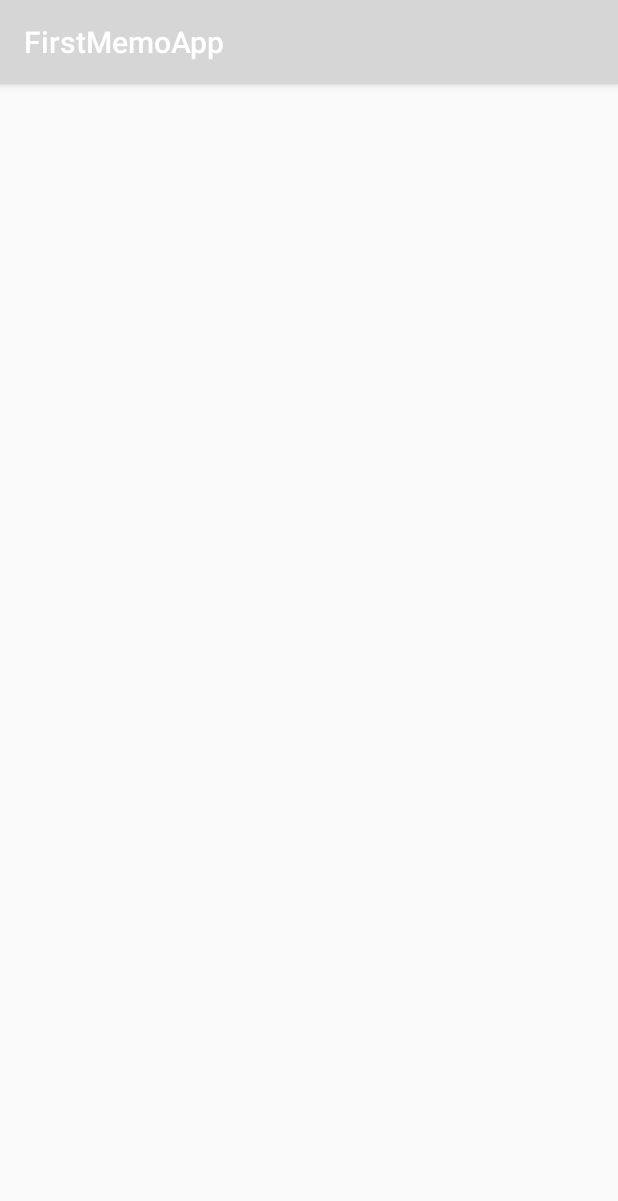
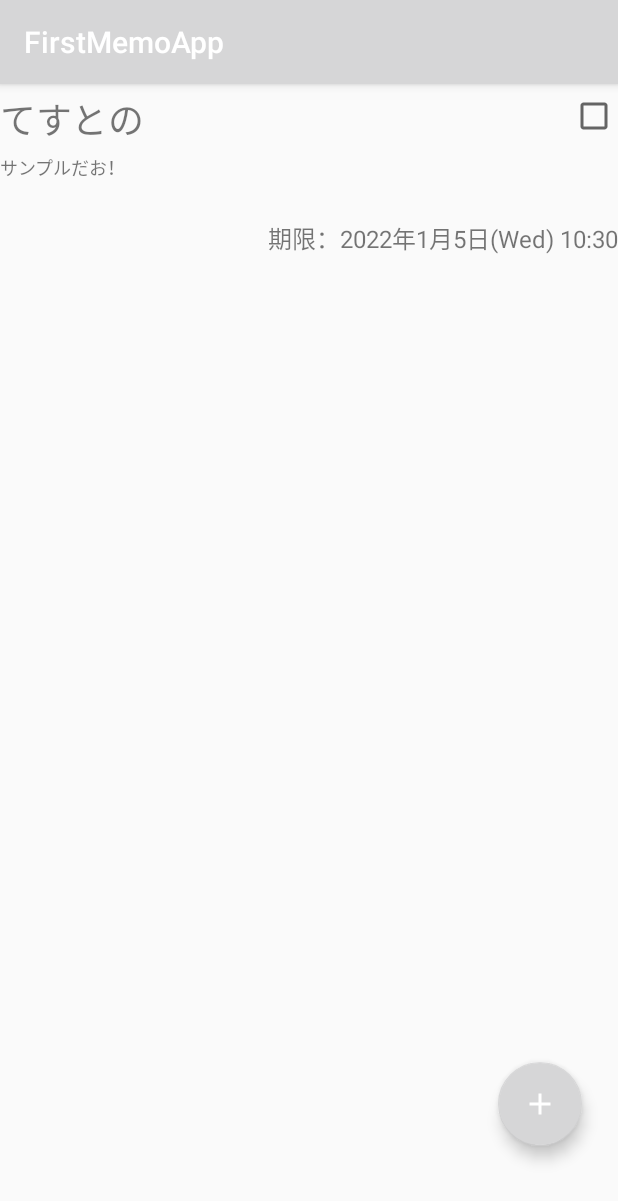
Before and after one commit to deco52/firstMemoApp, an Android app: the screen it shows after launch (MainActivity), on a phone screen of 412 x 824 dp. Shown: the top 1201 px of the screen. Run offline under Robolectric (Android 15) with nearby library versions, the phone set to English and light mode, and no system bars; our stand-ins replace AdMob, Room's generated code, data binding; 3 statements that could not run were skipped.

Commit message:
20220105
タスク新規追加画面の実装、動作確認まで完了
タイムピッカーの実装

次回TODO：
　- タスクの詳細確認＆編集画面を作る（上書き保存、削除、設定変更など）
　　-- 新規画面との変更点：ステータス操作ボタンの追加
　　-- 上書き保存、削除などの操作を「展開フローティングボタン」でできるようにしたい

　- 完了状況に応じてリスト上の見た目を変えるようにしたい（ソートもしたい）

　- (タイマーや時間によるステータスの変化の作成　これは12月以降  年末？　基本機能完成を目指す)

```diff
--- a/app/src/main/java/com/example/firstmemoapp/service/database/TaskRoomDatabase.kt
+++ b/app/src/main/java/com/example/firstmemoapp/service/database/TaskRoomDatabase.kt
@@ -31,17 +31,20 @@ abstract class TaskRoomDatabase : RoomDatabase() {
             super.onOpen(db)
 
             // タスクDBのレコードが0件ならばサンプルタスクを設定する（5分後）
-            INSTANCE?.let { database ->
-                scope.launch {
-                    Log.d("kinoshita", "insert sample: ")
-                    var taskDao = database.taskDao()
-                    var now = Timestamp(System.currentTimeMillis())
-                    var sampleTask = Task(0,"てすとの","サンプルだお！",
-                        0, 0, 2, 0,
-                        now,now,now)
-                    taskDao.insert(sampleTask)
-                }
-            }
+//            INSTANCE?.let { database ->
+//                scope.launch {
+//                    Log.d("kinoshita", "insert sample: ")
+//                    var taskDao = database.taskDao()
+//                    var listSize = taskDao.getAllTasks()
+//                    var now = Timestamp(System.currentTimeMillis())
+//                    var sampleTask = Task(0,"てすとの：${listSize + 1}","サンプルだお！",
+//                        0, 0, 2, 0,
+//                        now,now,now)
+//                    taskDao.insert(sampleTask)
+//                }
+//            }
+
+
         }
     }
 
--- a/app/src/main/java/com/example/firstmemoapp/view/adapter/TaskListAdapter.kt
+++ b/app/src/main/java/com/example/firstmemoapp/view/adapter/TaskListAdapter.kt
@@ -61,8 +61,9 @@ class TaskListAdapter internal constructor(
 
         holder.titleTextView.text = taskDataList[position].title
         holder.detailTextView.text = taskDataList[position].text
+        // TODO:後日多言語対応したい
         holder.periodDateTextView.text =
-            SimpleDateFormat("期限：yyyy/MM/dd HH:mm:ss").format(taskDataList[position].period_time)
+            SimpleDateFormat("期限：yyyy年M月d日(E) HH:mm").format(taskDataList[position].period_time)
         when (taskDataList[position].status) {
             // TODO:チェック状態をTaskクラスで定数で持ちたい
             1 -> holder.statusCheckBox.isChecked = true
--- a/app/src/main/java/com/example/firstmemoapp/view/ui/fragment/TopMemoListFragment.kt
+++ b/app/src/main/java/com/example/firstmemoapp/view/ui/fragment/TopMemoListFragment.kt
@@ -139,7 +139,6 @@ class TopMemoListFragment : Fragment() {
                 fragmentTransaction.replace(R.id.container, TaskMockFragment())
                 fragmentTransaction.commit()
             }
-
         }
     }
 }
--- a/app/src/main/java/com/example/firstmemoapp/view/ui/fragment/TopTaskListFragment.kt
+++ b/app/src/main/java/com/example/firstmemoapp/view/ui/fragment/TopTaskListFragment.kt
@@ -8,6 +8,7 @@ import androidx.core.os.bundleOf
 import androidx.databinding.DataBindingUtil
 import androidx.fragment.app.*
 import androidx.lifecycle.Observer
+import androidx.lifecycle.lifecycleScope
 import androidx.recyclerview.widget.LinearLayoutManager
 import com.example.firstmemoapp.R
 import com.example.firstmemoapp.databinding.FragmentTopTaskListBinding
@@ -15,6 +16,8 @@ import com.example.firstmemoapp.service.model.Task
 import com.example.firstmemoapp.view.adapter.TaskListAdapter
 import com.example.firstmemoapp.viewModel.TaskListViewModel
 import kotlinx.android.synthetic.main.fragment_top_task_list.*
+import kotlinx.coroutines.launch
+import java.sql.Timestamp
 
 
 class TopTaskListFragment : Fragment() {
@@ -37,33 +40,27 @@ class TopTaskListFragment : Fragment() {
     override fun onActivityCreated(savedInstanceState: Bundle?) {
         super.onActivityCreated(savedInstanceState)
 
-        //todo observeでrepositoryからリストを取得する形に修正する事
+        // 新規追加ボタン押下
+        binding.addButton.setOnClickListener {
+            val fragmentManager: FragmentManager? = parentFragmentManager
+            if (fragmentManager != null) {
+                val fragmentTransaction: FragmentTransaction = fragmentManager.beginTransaction()
+                fragmentTransaction.setCustomAnimations(
+                    android.R.anim.slide_in_left,
+                    android.R.anim.slide_out_right
+                )
+
+                fragmentTransaction.addToBackStack(null)
+                fragmentTransaction.replace(R.id.container, NewTaskFragment())
+                fragmentTransaction.commit()
+            }
+        }
+
+        // リストの諸々設定
         var adapter = TaskListAdapter(requireContext())
-//        var task: Task = Task(0, "testTitle", "testText", "2021-01-09")
-//        var task2: Task = Task(0, "testTitle2", "testText", "2021-01-09")
-//        var list: List<Task> = listOf(task, task2)
-
-        //todo 1: 起動時にデータを追加する処理（とりあえず入れる）
-//        var tmpTask = Task(0, "test1", "test1", "20211030")
-//        var tmpList: ArrayList<Task> = ArrayList<Task>(list)
-//        // 普通に呼べば更新できる
-//        tmpList.add(tmpTask)
-
-//        this.viewModel.insert(tmpTask)
-//        this.viewModel.showAll()
-//        if (this.viewModel.allTasks.value != null) {
-//            for (value in ArrayList<Task>()) {
-//                tmpList.add(value)
-//            }
-//        }
-
-        //todo 2:データを参照してリストに表示する処理
-
         adapter.setOnTaskListClickListener(
             object : TaskListAdapter.OnTaskListClickListener {
                 override fun onItemClick(task: Task) {
-//                    viewModel.deleteAll()
-
                     //遷移処理
                     val fragmentManager: FragmentManager? = parentFragmentManager
                     if (fragmentManager != null) {
@@ -73,13 +70,11 @@ class TopTaskListFragment : Fragment() {
                             android.R.anim.slide_in_left,
                             android.R.anim.slide_out_right
                         )
-
                         setFragmentResult(
                             "request_key", bundleOf(
                                 "select_task" to task
                             )
                         )
-
                         fragmentTransaction.addToBackStack(null)
                         fragmentTransaction.replace(R.id.container, EditMemoFragment())
                         fragmentTransaction.commit()
@@ -87,7 +82,6 @@ class TopTaskListFragment : Fragment() {
                 }
             }
         )
-
         adapter.setOnTaskListChangeListener(
             object : TaskListAdapter.OnTaskListChangeListener {
                 override fun onItemChange(task: Task, isChecked: Boolean) {
@@ -109,52 +103,25 @@ class TopTaskListFragment : Fragment() {
                 }
             }
         )
-
-
         // データベースを監視 ＞　中身を取得してリストに表示
         this.viewModel.taskDao.getAllTasks().observe(viewLifecycleOwner, Observer {
+            // リスト取得時に登録タスクが0件ならば、サンプルを挿入
+            if (it.isEmpty()) {
+                var now = Timestamp(System.currentTimeMillis())
+                var sampleTask = Task(
+                    0, "てすとの", "サンプルだお！",
+                    0, 0, 2, 0,
+                    now, now, now
+                )
+                lifecycleScope.launch {
+                    viewModel.taskDao.insert(sampleTask)
+                }
+            }
+            // リストに中身を表示
             adapter.setTaskList(it)
             adapter.notifyDataSetChanged()
         })
-
         task_recycler_view.adapter = adapter//TaskListAdapter(requireContext())
         task_recycler_view.layoutManager = LinearLayoutManager(requireContext())
-
-        //　リストの定義ここまで
-
-
-        // TODO: 1126時点　　　　TaskMockＵＩの作り込み > タスクDBの動作確認をする事
-        // -1.mock fragmentへの画面遷移　眠い
-        // TODO:1212 Dateの扱いに苦戦　Date を DATETIMEに変えれば解決しそうなので、次はこれを試す
-        // -0.5 　データの作成(Task)まではできている　時間がないので↑で成功するか試す
-
-        // TimeStampにする事で突破　20211218
-        // selectしたらなぜか入ってない？ -> 入ってはいるみたい　一覧取得がうまくいかない
-
-
-        // TODO：1218時点:いっそもうリストで出しちゃう　TaskListViewFragment(トップページ)をつくる
-        // New / Edit の viewも作る　　ひとまず合計3つ
-        // 1.リスト押下で洗濯したのをエディットに出す(select)
-        // 2.日付指定もできるようにする
-        // 3.登録日、更新日も入れる
-        //、insert(新規ボタン)、update()
-
-        // mockへの遷移
-//        binding.mockButton.setOnClickListener {
-//            //遷移処理
-//            val fragmentManager: FragmentManager? = parentFragmentManager
-//            if (fragmentManager != null) {
-//                val fragmentTransaction: FragmentTransaction = fragmentManager.beginTransaction()
-//                fragmentTransaction.setCustomAnimations(
-//                    android.R.anim.slide_in_left,
-//                    android.R.anim.slide_out_right
-//                )
-//
-//                fragmentTransaction.addToBackStack(null)
-//                fragmentTransaction.replace(R.id.container, TaskMockFragment())
-//                fragmentTransaction.commit()
-//            }
-//
-//        }
     }
 }
--- /dev/null
+++ b/app/src/main/res/drawable/ic_add.xml
@@ -0,0 +1,10 @@
+<vector xmlns:android="http://schemas.android.com/apk/res/android"
+    android:width="24dp"
+    android:height="24dp"
+    android:viewportWidth="24"
+    android:viewportHeight="24"
+    android:tint="?attr/colorControlNormal">
+  <path
+      android:fillColor="@android:color/white"
+      android:pathData="M19,13h-6v6h-2v-6H5v-2h6V5h2v6h6v2z"/>
+</vector>
--- /dev/null
+++ b/app/src/main/res/drawable/ic_edit.xml
@@ -0,0 +1,10 @@
+<vector xmlns:android="http://schemas.android.com/apk/res/android"
+    android:width="24dp"
+    android:height="24dp"
+    android:viewportWidth="24"
+    android:viewportHeight="24"
+    android:tint="?attr/colorControlNormal">
+  <path
+      android:fillColor="@android:color/white"
+      android:pathData="M3,17.25V21h3.75L17.81,9.94l-3.75,-3.75L3,17.25zM20.71,7.04c0.39,-0.39 0.39,-1.02 0,-1.41l-2.34,-2.34c-0.39,-0.39 -1.02,-0.39 -1.41,0l-1.83,1.83 3.75,3.75 1.83,-1.83z"/>
+</vector>
--- a/app/src/main/res/layout/activity_main.xml
+++ b/app/src/main/res/layout/activity_main.xml
@@ -14,7 +14,7 @@
         <FrameLayout
             android:id="@+id/container"
             android:layout_width="match_parent"
-            android:layout_height="wrap_content"
+            android:layout_height="match_parent"
             app:layout_constraintStart_toStartOf="parent"
             app:layout_constraintTop_toTopOf="parent" />
 
--- a/app/src/main/res/layout/fragment_top_task_list.xml
+++ b/app/src/main/res/layout/fragment_top_task_list.xml
@@ -19,8 +19,36 @@
             android:layout_width="match_parent"
             android:layout_height="match_parent"
             app:layout_constraintStart_toStartOf="parent"
-            app:layout_constraintTop_toTopOf="parent"
-            app:layout_constraintVertical_weight="1" />
+            app:layout_constraintTop_toTopOf="parent" />
+
+        <com.google.android.material.floatingactionbutton.FloatingActionButton
+            android:id="@+id/add_button"
+            android:layout_width="wrap_content"
+            android:layout_height="wrap_content"
+            android:layout_marginEnd="24dp"
+            android:layout_marginRight="24dp"
+            android:layout_marginBottom="60dp"
+            android:clickable="true"
+            android:focusable="true"
+            android:tint="@android:color/white"
+            app:layout_constraintBottom_toBottomOf="parent"
+            app:layout_constraintEnd_toEndOf="parent"
+            app:srcCompat="@drawable/ic_add"
+            tools:ignore="VectorDrawableCompat" />
+
+        <!--    TODO:動画を参考に展開フローティングボタンを作る     https://www.youtube.com/watch?v=umCX1-Tq25k-->
+        <!--        <com.google.android.material.floatingactionbutton.FloatingActionButton-->
+        <!--            android:id="@+id/floatingActionButton2"-->
+        <!--            android:layout_width="wrap_content"-->
+        <!--            android:layout_height="wrap_content"-->
+        <!--            android:layout_marginBottom="16dp"-->
+        <!--            android:clickable="true"-->
+        <!--            android:focusable="true"-->
+        <!--            android:tint="@android:color/white"-->
+        <!--            app:layout_constraintBottom_toTopOf="@id/add_button"-->
+        <!--            app:layout_constraintEnd_toEndOf="@+id/add_button"-->
+        <!--            app:srcCompat="@drawable/ic_edit"-->
+        <!--            tools:ignore="VectorDrawableCompat" />-->
 
     </androidx.constraintlayout.widget.ConstraintLayout>
 </layout>
```
Also changed, not shown: app/src/main/java/com/example/firstmemoapp/view/ui/dialog/DatePick.kt (added, +66 -0 lines), app/src/main/java/com/example/firstmemoapp/view/ui/dialog/TimePick.kt (added, +63 -0 lines), app/src/main/java/com/example/firstmemoapp/view/ui/fragment/NewTaskFragment.kt (added, +158 -0 lines), app/src/main/java/com/example/firstmemoapp/viewModel/NewTaskViewModel.kt (added, +119 -0 lines), app/src/main/res/layout/fragment_new_task.xml (added, +91 -0 lines).
